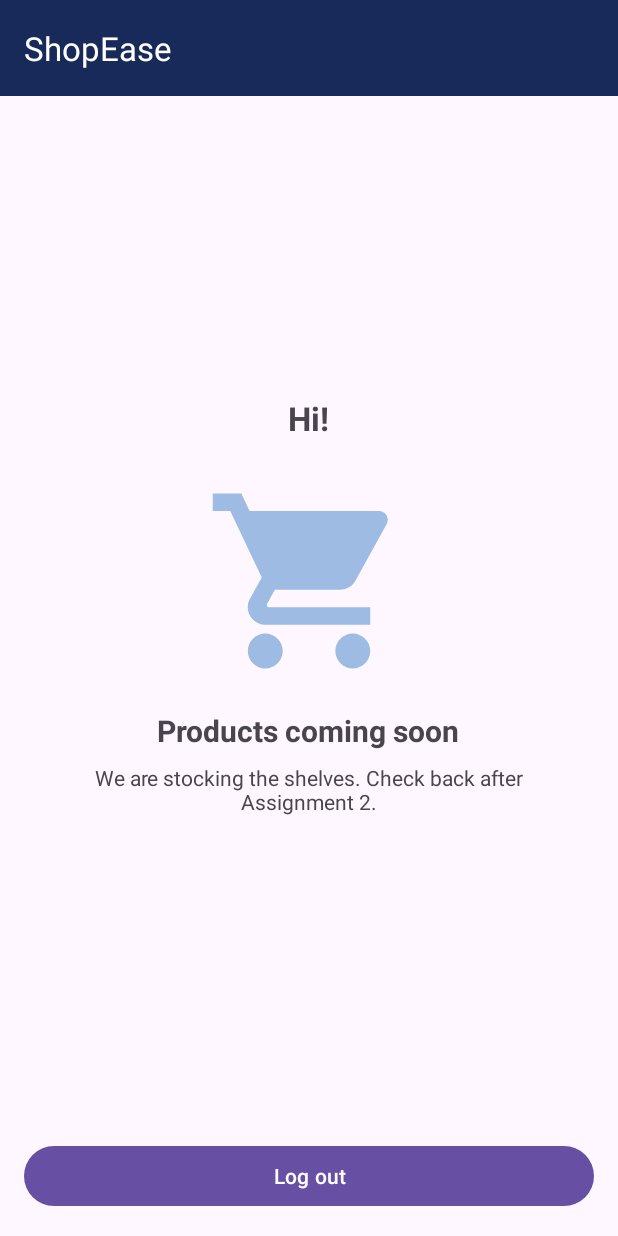
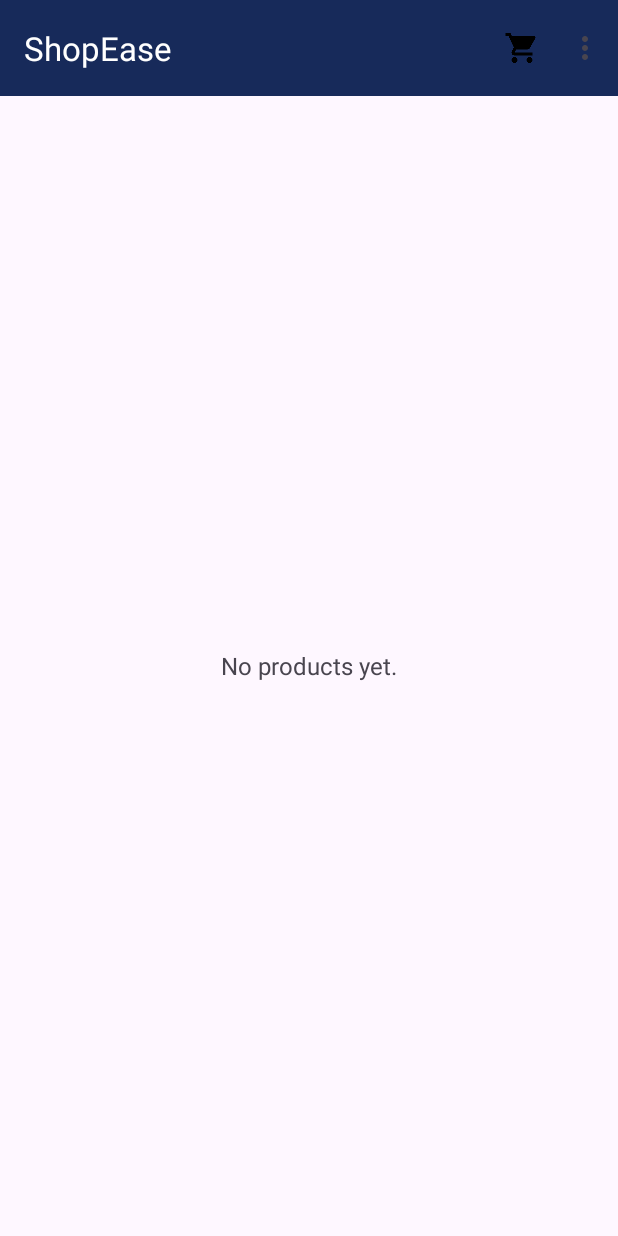
Before and after one commit to umairrahmadd/shopease-23cs56, an Android app: the screen it shows after launch once a user with an empty profile is signed in (ProductListActivity), on a phone screen of 412 x 824 dp. Run offline under Robolectric (Android 15) with nearby library versions, the phone set to English and light mode, and no system bars; our stand-ins replace Firebase (no records; nobody signed in at launch, a user with empty details on screens opened directly).

Commit message:
feat(products): show product list from Firestore

```diff
--- /dev/null
+++ b/app/src/main/java/pk/edu/nfciet/shopease/ProductAdapter.java
@@ -0,0 +1,72 @@
+package pk.edu.nfciet.shopease;
+
+import android.view.LayoutInflater;
+import android.view.View;
+import android.view.ViewGroup;
+import android.widget.ImageView;
+import android.widget.TextView;
+
+import androidx.annotation.NonNull;
+import androidx.recyclerview.widget.RecyclerView;
+
+import com.bumptech.glide.Glide;
+
+import java.util.ArrayList;
+import java.util.List;
+
+public class ProductAdapter extends RecyclerView.Adapter<ProductAdapter.Holder> {
+
+    public interface OnProductClick {
+        void open(Product p);
+    }
+
+    private final List<Product> items = new ArrayList<>();
+    private final OnProductClick onClick;
+
+    public ProductAdapter(OnProductClick onClick) {
+        this.onClick = onClick;
+    }
+
+    public void setItems(List<Product> list) {
+        items.clear();
+        items.addAll(list);
+        notifyDataSetChanged();
+    }
+
+    @NonNull
+    @Override
+    public Holder onCreateViewHolder(@NonNull ViewGroup parent, int viewType) {
+        View v = LayoutInflater.from(parent.getContext())
+                .inflate(R.layout.item_product, parent, false);
+        return new Holder(v);
+    }
+
+    @Override
+    public void onBindViewHolder(@NonNull Holder h, int position) {
+        Product p = items.get(position);
+        h.title.setText(p.title);
+        h.price.setText("Rs " + p.price);
+        Glide.with(h.itemView)
+                .load(p.imageUrl)
+                .placeholder(R.drawable.ic_shopping_cart)
+                .into(h.image);
+        h.itemView.setOnClickListener(v -> onClick.open(p));
+    }
+
+    @Override
+    public int getItemCount() {
+        return items.size();
+    }
+
+    static class Holder extends RecyclerView.ViewHolder {
+        ImageView image;
+        TextView title, price;
+
+        Holder(View v) {
+            super(v);
+            image = v.findViewById(R.id.ivImage);
+            title = v.findViewById(R.id.tvTitle);
+            price = v.findViewById(R.id.tvPrice);
+        }
+    }
+}
--- a/app/src/main/java/pk/edu/nfciet/shopease/ProductListActivity.java
+++ b/app/src/main/java/pk/edu/nfciet/shopease/ProductListActivity.java
@@ -2,84 +2,99 @@ package pk.edu.nfciet.shopease;
 
 import android.content.Intent;
 import android.os.Bundle;
+import android.view.Menu;
+import android.view.MenuItem;
 import android.view.View;
-import android.widget.Button;
+import android.widget.ProgressBar;
 import android.widget.TextView;
 
+import androidx.annotation.NonNull;
 import androidx.appcompat.app.AppCompatActivity;
-import androidx.core.graphics.Insets;
-import androidx.core.view.ViewCompat;
-import androidx.core.view.WindowCompat;
-import androidx.core.view.WindowInsetsCompat;
+import androidx.recyclerview.widget.GridLayoutManager;
+import androidx.recyclerview.widget.RecyclerView;
 
 import com.google.firebase.auth.FirebaseAuth;
-import com.google.firebase.auth.FirebaseUser;
 import com.google.firebase.firestore.FirebaseFirestore;
 
+import java.util.List;
+
 public class ProductListActivity extends AppCompatActivity {
+
+    private ProductAdapter adapter;
+    private ProgressBar progress;
+    private TextView tvMessage;
 
     @Override
     protected void onCreate(Bundle savedInstanceState) {
         super.onCreate(savedInstanceState);
-        WindowCompat.enableEdgeToEdge(getWindow());
         setContentView(R.layout.activity_product_list);
 
-        View toolbar = findViewById(R.id.toolbar);
-        int toolbarBaseHeight = toolbar.getLayoutParams().height;
-        int toolbarBasePaddingTop = toolbar.getPaddingTop();
-        ViewCompat.setOnApplyWindowInsetsListener(toolbar, (v, insets) -> {
-            Insets bars = insets.getInsets(WindowInsetsCompat.Type.systemBars());
-            v.setPadding(
-                    v.getPaddingLeft(),
-                    toolbarBasePaddingTop + bars.top,
-                    v.getPaddingRight(),
-                    v.getPaddingBottom()
-            );
-            if (toolbarBaseHeight > 0) {
-                v.getLayoutParams().height = toolbarBaseHeight + bars.top;
-                v.requestLayout();
-            }
-            return insets;
-        });
-
-        Button btnLogout = findViewById(R.id.btnLogout);
-        int logoutBaseMarginBottom = ((android.view.ViewGroup.MarginLayoutParams) btnLogout.getLayoutParams()).bottomMargin;
-        ViewCompat.setOnApplyWindowInsetsListener(btnLogout, (v, insets) -> {
-            Insets bars = insets.getInsets(WindowInsetsCompat.Type.systemBars());
-            android.view.ViewGroup.MarginLayoutParams lp =
-                    (android.view.ViewGroup.MarginLayoutParams) v.getLayoutParams();
-            lp.bottomMargin = logoutBaseMarginBottom + bars.bottom;
-            v.setLayoutParams(lp);
-            return insets;
-        });
-
-        FirebaseUser user = FirebaseAuth.getInstance().getCurrentUser();
-        if (user == null) {
+        if (FirebaseAuth.getInstance().getCurrentUser() == null) {
             goToLogin();
             return;
         }
 
-        TextView tvHello = findViewById(R.id.tvHello);
-        FirebaseFirestore.getInstance()
-                .collection("users")
-                .document(user.getUid())
-                .get()
-                .addOnSuccessListener(doc -> {
-                    String name = doc.getString("name");
-                    if (name != null && !name.trim().isEmpty()) {
-                        tvHello.setText("Hi, " + name.trim());
-                    }
+        setSupportActionBar(findViewById(R.id.toolbar));
+        progress = findViewById(R.id.progress);
+        tvMessage = findViewById(R.id.tvMessage);
+
+        RecyclerView rv = findViewById(R.id.rvProducts);
+        rv.setLayoutManager(new GridLayoutManager(this, 2));
+        adapter = new ProductAdapter(p -> {
+            Intent i = new Intent(this, ProductDetailActivity.class);
+            i.putExtra("productId", p.id);
+            startActivity(i);
+        });
+        rv.setAdapter(adapter);
+
+        loadProducts();
+    }
+
+    private void loadProducts() {
+        progress.setVisibility(View.VISIBLE);
+        tvMessage.setVisibility(View.GONE);
+
+        FirebaseFirestore.getInstance().collection("products").get()
+                .addOnSuccessListener(snap -> {
+                    progress.setVisibility(View.GONE);
+                    List<Product> list = snap.toObjects(Product.class);
+                    adapter.setItems(list);
+                    if (list.isEmpty()) showMessage("No products yet.");
+                })
+                .addOnFailureListener(e -> {
+                    progress.setVisibility(View.GONE);
+                    showMessage("Could not load products. Tap to retry.");
+                    tvMessage.setOnClickListener(v -> loadProducts());
                 });
+    }
 
-        btnLogout.setOnClickListener(v -> {
+    private void showMessage(String text) {
+        tvMessage.setText(text);
+        tvMessage.setVisibility(View.VISIBLE);
+    }
+
+    @Override
+    public boolean onCreateOptionsMenu(Menu menu) {
+        getMenuInflater().inflate(R.menu.menu_main, menu);
+        return true;
+    }
+
+    @Override
+    public boolean onOptionsItemSelected(@NonNull MenuItem item) {
+        if (item.getItemId() == R.id.action_cart) {
+            startActivity(new Intent(this, CartActivity.class));
+            return true;
+        } else if (item.getItemId() == R.id.action_logout) {
             FirebaseAuth.getInstance().signOut();
             goToLogin();
-        });
+            return true;
+        }
+        return super.onOptionsItemSelected(item);
     }
 
     private void goToLogin() {
-        Intent intent = new Intent(this, LoginActivity.class);
-        intent.setFlags(Intent.FLAG_ACTIVITY_NEW_TASK | Intent.FLAG_ACTIVITY_CLEAR_TASK);
-        startActivity(intent);
+        Intent i = new Intent(this, LoginActivity.class);
+        i.setFlags(Intent.FLAG_ACTIVITY_NEW_TASK | Intent.FLAG_ACTIVITY_CLEAR_TASK);
+        startActivity(i);
     }
 }
--- a/app/src/main/res/layout/activity_product_list.xml
+++ b/app/src/main/res/layout/activity_product_list.xml
@@ -13,51 +13,30 @@
         app:title="@string/app_name"
         app:titleTextColor="@android:color/white" />
 
-    <LinearLayout
+    <FrameLayout
         android:layout_width="match_parent"
         android:layout_height="0dp"
-        android:layout_weight="1"
-        android:gravity="center"
-        android:orientation="vertical"
-        android:padding="24dp">
+        android:layout_weight="1">
+
+        <androidx.recyclerview.widget.RecyclerView
+            android:id="@+id/rvProducts"
+            android:layout_width="match_parent"
+            android:layout_height="match_parent"
+            android:padding="6dp" />
+
+        <ProgressBar
+            android:id="@+id/progress"
+            android:layout_width="wrap_content"
+            android:layout_height="wrap_content"
+            android:layout_gravity="center" />
 
         <TextView
-            android:id="@+id/tvHello"
+            android:id="@+id/tvMessage"
             android:layout_width="wrap_content"
             android:layout_height="wrap_content"
-            android:text="Hi!"
-            android:textSize="22sp"
-            android:textStyle="bold" />
-
-        <ImageView
-            android:layout_width="140dp"
-            android:layout_height="140dp"
-            android:layout_marginTop="24dp"
-            android:contentDescription="@string/app_name"
-            android:src="@drawable/ic_shopping_cart"
-            app:tint="#9DBBE3" />
-
-        <TextView
-            android:layout_width="wrap_content"
-            android:layout_height="wrap_content"
-            android:layout_marginTop="16dp"
-            android:text="Products coming soon"
-            android:textSize="20sp"
-            android:textStyle="bold" />
-
-        <TextView
-            android:layout_width="wrap_content"
-            android:layout_height="wrap_content"
-            android:layout_marginTop="8dp"
-            android:gravity="center"
-            android:text="We are stocking the shelves. Check back after Assignment 2." />
-    </LinearLayout>
-
-    <Button
-        android:id="@+id/btnLogout"
-        android:layout_width="match_parent"
-        android:layout_height="wrap_content"
-        android:layout_margin="16dp"
-        android:text="Log out" />
-
+            android:layout_gravity="center"
+            android:padding="24dp"
+            android:textSize="16sp"
+            android:visibility="gone" />
+    </FrameLayout>
 </LinearLayout>
--- /dev/null
+++ b/app/src/main/res/menu/menu_main.xml
@@ -0,0 +1,15 @@
+<?xml version="1.0" encoding="utf-8"?>
+<menu xmlns:android="http://schemas.android.com/apk/res/android"
+    xmlns:app="http://schemas.android.com/apk/res-auto">
+
+    <item
+        android:id="@+id/action_cart"
+        android:icon="@drawable/ic_shopping_cart"
+        android:title="@string/action_cart"
+        app:showAsAction="ifRoom" />
+
+    <item
+        android:id="@+id/action_logout"
+        android:title="@string/action_logout"
+        app:showAsAction="never" />
+</menu>
--- a/app/src/main/res/values/strings.xml
+++ b/app/src/main/res/values/strings.xml
@@ -8,4 +8,6 @@
     <string name="err_login_failed">Sign in failed. Please try again.</string>
     <string name="reset_email_sent">Password reset email sent</string>
     <string name="err_reset_failed">Unable to send password reset email</string>
+    <string name="action_cart">Cart</string>
+    <string name="action_logout">Log out</string>
 </resources>
```
Also changed, not shown: app/src/main/AndroidManifest.xml (+16 -9 lines), app/src/main/java/pk/edu/nfciet/shopease/CartActivity.java (added, +13 -0 lines), app/src/main/java/pk/edu/nfciet/shopease/ProductDetailActivity.java (added, +13 -0 lines), app/src/main/res/layout/item_product.xml (added, +32 -0 lines).
